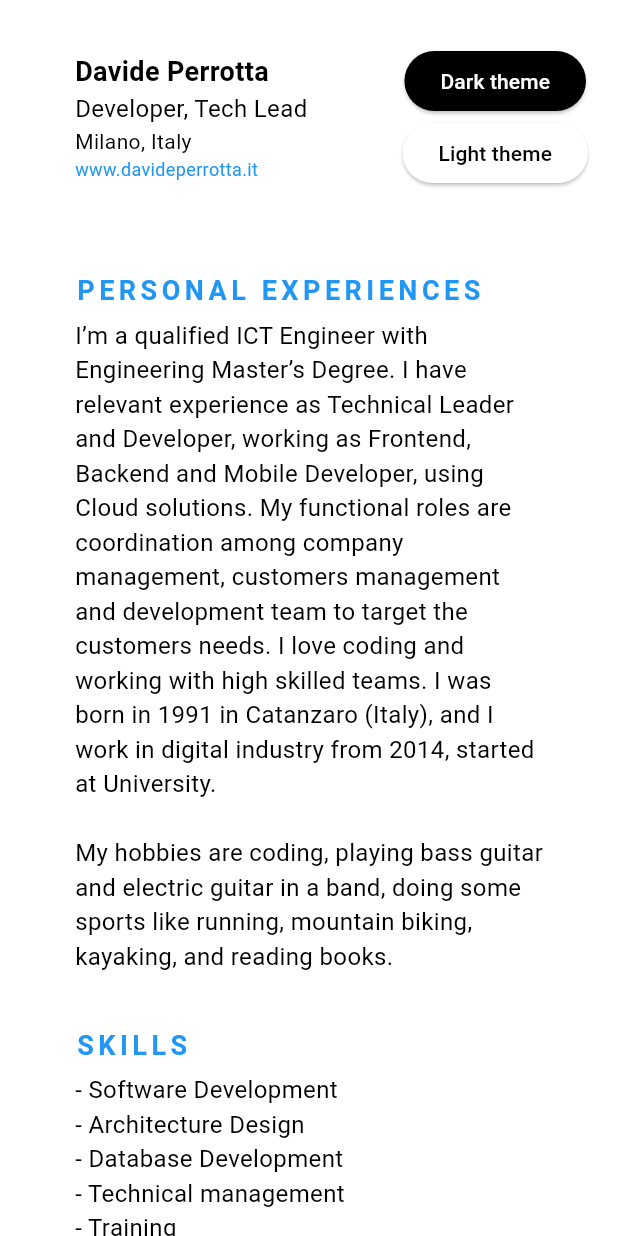
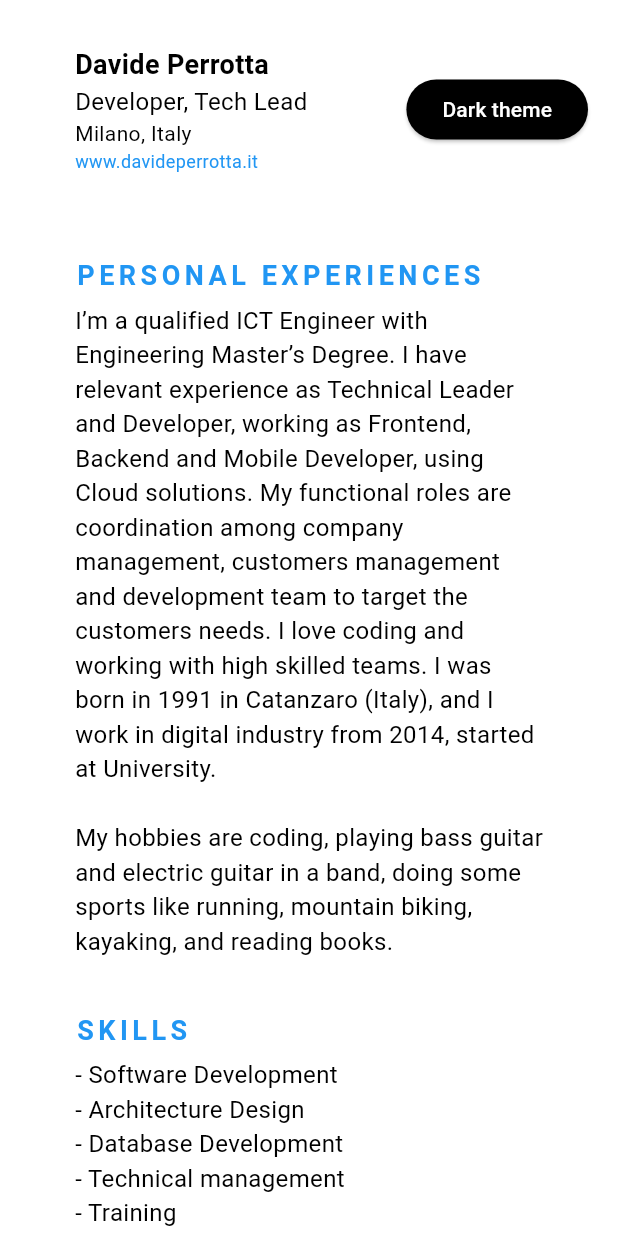
Before and after one commit to davideperrotta/resume_app, a Flutter app: the screen it shows after launch, on a phone screen of 412 x 824 dp. Run offline on Flutter 3.47's test engine with Material 3 defaults, Android fonts, the phone set to English and light mode, and no system bars; our stand-ins replace responsive_builder.

Commit message:
remove duplicated buttons for theme color change

```diff
--- a/lib/main.dart
+++ b/lib/main.dart
@@ -224,6 +224,7 @@ class MainPageComponent extends StatelessWidget {
                 ),
                 Column(
                   children: [
+                    customColor == Colors.white ?
                     ElevatedButton(
                       child: Text('Dark theme'),
                       style: ButtonStyle(
@@ -233,7 +234,7 @@ class MainPageComponent extends StatelessWidget {
                       onPressed: () {
                         Navigator.pushNamed(context, '/dark');
                       },
-                    ),
+                    ) :
                     ElevatedButton(
                       child: Text('Light theme'),
                       style: ButtonStyle(
```
